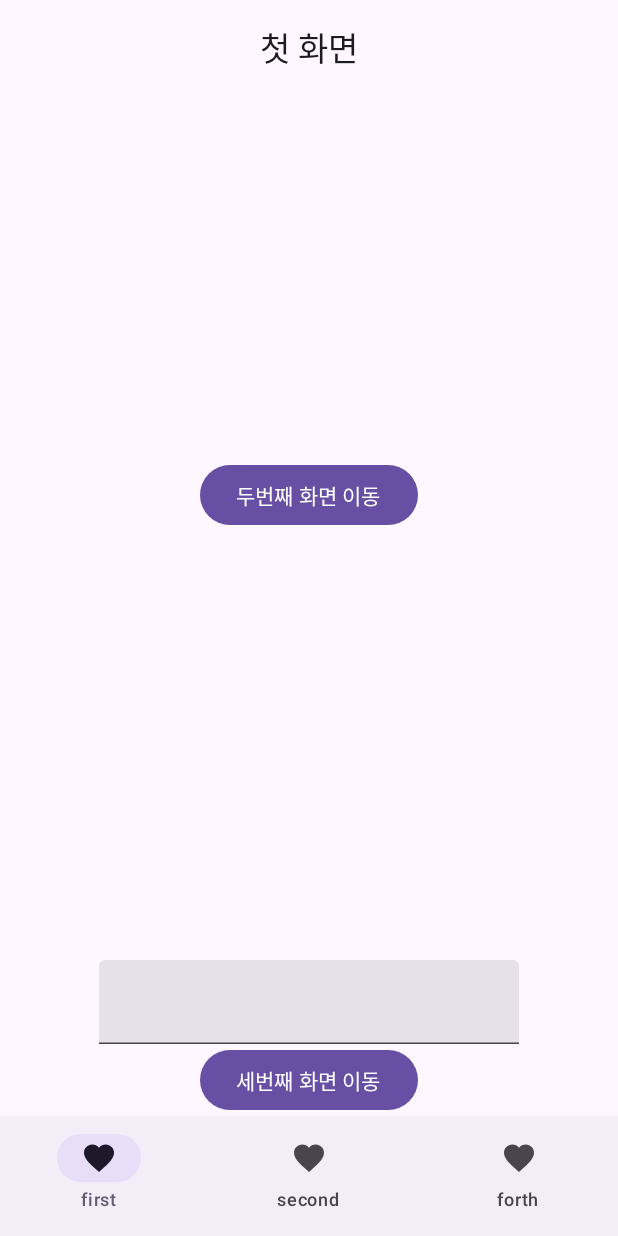
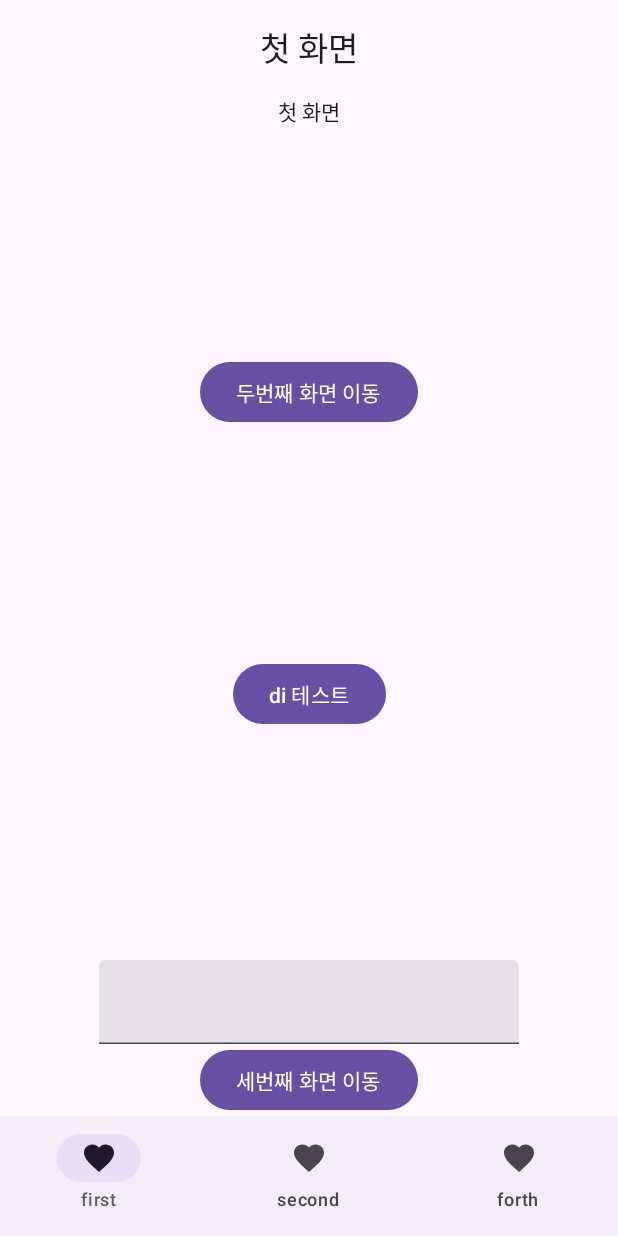
Before and after one commit to lugan1/composeNavigation, an Android app built with Jetpack Compose: the screen it shows after launch (MainActivity), on a phone screen of 412 x 824 dp. Run offline under Robolectric (Android 15) with nearby library versions, the phone set to English and light mode, and no system bars; our stand-ins replace Dagger/Hilt's generated code.

```diff
--- a/app/src/main/AndroidManifest.xml
+++ b/app/src/main/AndroidManifest.xml
@@ -3,6 +3,7 @@
     xmlns:tools="http://schemas.android.com/tools">
 
     <application
+        android:name = ".SampleApp"
         android:allowBackup="true"
         android:dataExtractionRules="@xml/data_extraction_rules"
         android:fullBackupContent="@xml/backup_rules"
@@ -15,7 +16,6 @@
         <activity
             android:name=".MainActivity"
             android:exported="true"
-            android:label="@string/app_name"
             android:theme="@style/Theme.ComposeStudy">
             <intent-filter>
                 <action android:name="android.intent.action.MAIN" />
--- a/app/src/main/java/com/example/sample/compose/MainActivity.kt
+++ b/app/src/main/java/com/example/sample/compose/MainActivity.kt
@@ -8,17 +8,27 @@ import androidx.compose.material3.CenterAlignedTopAppBar
 import androidx.compose.material3.ExperimentalMaterial3Api
 import androidx.compose.material3.Scaffold
 import androidx.compose.material3.Text
+import androidx.compose.runtime.mutableStateOf
+import androidx.compose.runtime.remember
 import androidx.compose.ui.Modifier
+import androidx.hilt.navigation.compose.hiltViewModel
+import androidx.lifecycle.ViewModel
 import androidx.navigation.compose.NavHost
 import androidx.navigation.compose.composable
 import androidx.navigation.compose.rememberNavController
+import androidx.navigation.navigation
+import com.example.sample.compose.di.TestDependency
 import com.example.sample.compose.page.FirstScreen
 import com.example.sample.compose.page.ForthScreen
 import com.example.sample.compose.page.SecondScreen
 import com.example.sample.compose.page.ThirdScreen
 import com.example.sample.compose.ui.component.FooterNavigationBar
 import com.example.sample.compose.ui.component.TopBar
+import dagger.hilt.android.AndroidEntryPoint
+import dagger.hilt.android.lifecycle.HiltViewModel
+import javax.inject.Inject
 
+@AndroidEntryPoint
 class MainActivity : ComponentActivity() {
     @OptIn(ExperimentalMaterial3Api::class)
     override fun onCreate(savedInstanceState: Bundle?) {
@@ -34,6 +44,7 @@ class MainActivity : ComponentActivity() {
                     startDestination = "first",
                     Modifier.padding(innerPadding)) {
                     //startDestination 은 첫번째 화면을 의미함
+
                     composable("first") { FirstScreen(navController = navController) }
                     composable("second") { SecondScreen(navController = navController) }
                     composable("third/{value}") { backStackEntry ->
@@ -46,3 +57,16 @@ class MainActivity : ComponentActivity() {
         }
     }
 }
+
+@HiltViewModel
+class MyViewModel @Inject constructor(private val testDependency: TestDependency): ViewModel() {
+    val text = mutableStateOf("Hello")
+
+    fun changeText() {
+        text.value = "World"
+    }
+
+    fun test(): Unit {
+        testDependency.test2()
+    }
+}
--- /dev/null
+++ b/app/src/main/java/com/example/sample/compose/SampleApp.kt
@@ -0,0 +1,8 @@
+package com.example.sample.compose
+
+import android.app.Application
+import dagger.hilt.android.HiltAndroidApp
+
+@HiltAndroidApp
+class SampleApp: Application() {
+}
--- /dev/null
+++ b/app/src/main/java/com/example/sample/compose/di/TestDependency.kt
@@ -0,0 +1,13 @@
+package com.example.sample.compose.di
+
+import android.content.Context
+
+class TestDependency(val context: Context) {
+    fun test() {
+        println("TestDependency.test()")
+    }
+
+    fun test2() {
+        println("1+2 == 3")
+    }
+}
--- /dev/null
+++ b/app/src/main/java/com/example/sample/compose/di/TestModule.kt
@@ -0,0 +1,20 @@
+package com.example.sample.compose.di
+
+import android.content.Context
+import dagger.Module
+import dagger.Provides
+import dagger.hilt.InstallIn
+import dagger.hilt.android.qualifiers.ApplicationContext
+import dagger.hilt.components.SingletonComponent
+import javax.inject.Singleton
+
+@Module
+@InstallIn(SingletonComponent::class)
+class TestModule {
+
+    @Singleton
+    @Provides
+    fun provideTestDependency(@ApplicationContext context: Context): TestDependency {
+        return TestDependency(context)
+    }
+}
--- a/app/src/main/java/com/example/sample/compose/page/FirstScreen.kt
+++ b/app/src/main/java/com/example/sample/compose/page/FirstScreen.kt
@@ -1,9 +1,7 @@
 package com.example.sample.compose.page
 
-import androidx.compose.foundation.layout.Arrangement
-import androidx.compose.foundation.layout.Column
-import androidx.compose.foundation.layout.Spacer
-import androidx.compose.foundation.layout.fillMaxSize
+import android.annotation.SuppressLint
+import androidx.compose.foundation.layout.*
 import androidx.compose.material3.Button
 import androidx.compose.material3.ExperimentalMaterial3Api
 import androidx.compose.material3.Scaffold
@@ -15,24 +13,31 @@ import androidx.compose.runtime.remember
 import androidx.compose.ui.Alignment
 import androidx.compose.ui.Modifier
 import androidx.compose.ui.tooling.preview.Preview
+import androidx.hilt.navigation.compose.hiltViewModel
 import androidx.navigation.NavController
 import androidx.navigation.compose.rememberNavController
+import com.example.sample.compose.MyViewModel
 import com.example.sample.compose.ui.component.TopBar
+
 
 @OptIn(ExperimentalMaterial3Api::class)
 @Composable
-fun FirstScreen(navController: NavController) {
+fun FirstScreen(navController: NavController, viewModel: MyViewModel = hiltViewModel()) {
     val (value , setValue) = remember { mutableStateOf("") }
 
     Scaffold(topBar = {TopBar(navController = navController, title = "첫 화면")}) {
         Column(
-            modifier = Modifier.fillMaxSize(),
+            modifier = Modifier.padding(it).fillMaxSize(),
             verticalArrangement = Arrangement.Center,
             horizontalAlignment = Alignment.CenterHorizontally) {
             Text(text = "첫 화면")
             Spacer(modifier = Modifier.weight(0.1f))
             Button(onClick = { navController.navigate("second") }) {
                 Text(text = "두번째 화면 이동")
+            }
+            Spacer(modifier = Modifier.weight(0.1f))
+            Button(onClick = { viewModel.test() }) {
+                Text(text = "di 테스트")
             }
             Spacer(modifier = Modifier.weight(0.1f))
             TextField(value = value, onValueChange = setValue)
--- a/build.gradle
+++ b/build.gradle
@@ -3,4 +3,7 @@ plugins {
     id 'com.android.application' version '7.4.1' apply false
     id 'com.android.library' version '7.4.1' apply false
     id 'org.jetbrains.kotlin.android' version '1.7.20' apply false
+
+    //gradle 플러그인의 의존을 설정해서 다운받는다.
+    id 'com.google.dagger.hilt.android' version '2.44' apply false
 }
```
Also changed, not shown: app/build.gradle (+17 -0 lines), app/src/main/java/com/example/sample/compose/page/ForthScreen.kt (+2 -5 lines), app/src/main/java/com/example/sample/compose/page/SecondScreen.kt (+2 -5 lines), app/src/main/java/com/example/sample/compose/page/ThirdScreen.kt (+2 -5 lines).
